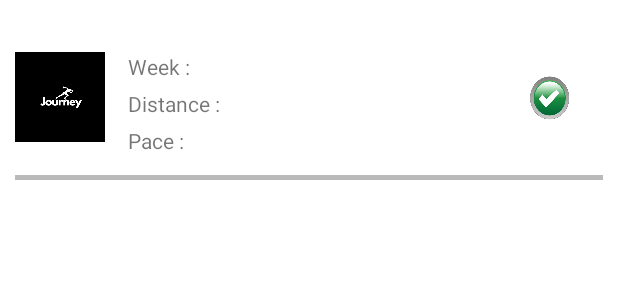
After one commit to EladVaknin/Journey, an Android app: the layout practic_block_row.xml on its own in the app's theme, with its tools: preview values and no code run, on a phone screen of 412 x 824 dp. The commit adds this screen. Shown: the top 300 px of the screen. Run offline under Robolectric (Android 15) with nearby library versions, the phone set to English and light mode, and no system bars.

Commit message:
add PracticeBlock adapter

```diff
--- /dev/null
+++ b/app/src/main/res/layout/practic_block_row.xml
@@ -0,0 +1,66 @@
+<?xml version="1.0" encoding="utf-8"?>
+<RelativeLayout xmlns:android="http://schemas.android.com/apk/res/android"
+    xmlns:app="http://schemas.android.com/apk/res-auto"
+    android:layout_width="match_parent"
+    android:layout_height="130dp"
+    android:orientation="horizontal"
+    android:padding="10dp">
+
+
+    <ImageView
+        android:id="@+id/image_item"
+        android:layout_width="60dp"
+        android:layout_height="60dp"
+        android:layout_centerVertical="true"
+        android:background="@drawable/journey_logo" />
+
+    <TextView
+        android:id="@+id/NumWeek"
+        android:layout_width="wrap_content"
+        android:layout_height="wrap_content"
+        android:layout_alignTop="@id/image_item"
+        android:layout_marginLeft="15dp"
+        android:layout_toRightOf="@+id/image_item"
+        android:text="Week :" />
+
+    <TextView
+        android:id="@+id/PracticeDistance"
+        android:layout_width="wrap_content"
+        android:layout_height="wrap_content"
+        android:layout_below="@id/NumWeek"
+        android:layout_alignLeft="@id/NumWeek"
+        android:layout_marginTop="5dp"
+        android:layout_toRightOf="@+id/image_item"
+        android:text="Distance :" />
+
+    <TextView
+        android:id="@+id/PracticePace"
+        android:layout_width="wrap_content"
+        android:layout_height="wrap_content"
+        android:layout_below="@id/PracticeDistance"
+        android:layout_alignLeft="@id/NumWeek"
+        android:layout_marginTop="5dp"
+        android:layout_toRightOf="@+id/image_item"
+        android:text="Pace :" />
+
+
+    <ImageView
+        android:id="@+id/Confirm_button"
+        android:layout_width="30dp"
+        android:layout_height="30dp"
+        android:layout_alignParentRight="true"
+        android:layout_centerVertical="true"
+        android:layout_marginRight="20dp"
+        android:background="@drawable/confirm_button" />
+
+
+    <View
+        android:id="@+id/seperator"
+        android:layout_width="match_parent"
+        android:layout_marginTop="40dp"
+        android:layout_height="3dp"
+        android:layout_alignParentBottom="true"
+        android:background="#BABABA" />
+
+
+</RelativeLayout>
```
Also changed, not shown: app/src/main/java/com/example/myjourney/activities/TakeDetailsForJourneyActivity.java (+16 -2 lines), app/src/main/java/com/example/myjourney/adapter/PracticeBlockRecyclerAdapter.java (added, +105 -0 lines), app/src/main/java/com/example/myjourney/models/PracticeBlock.java (+25 -1 lines), app/src/main/res/drawable-v24/confirm_button.jpeg (added).
